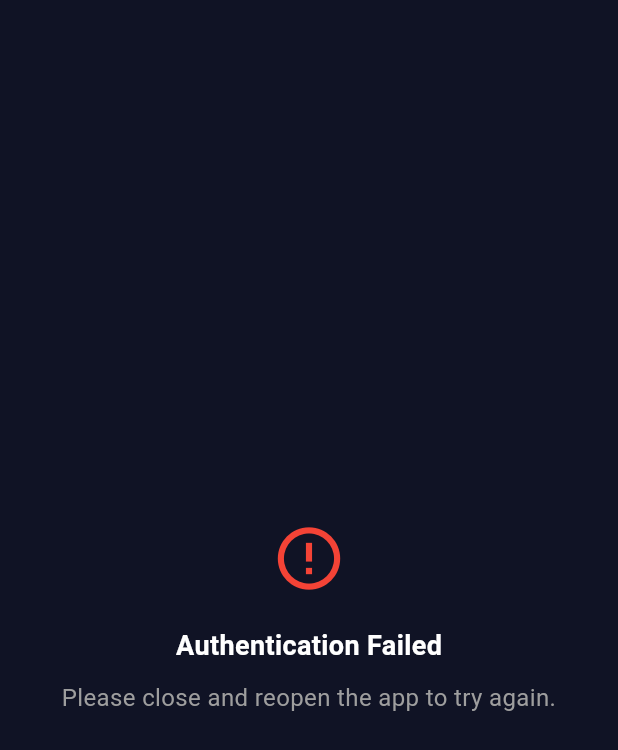
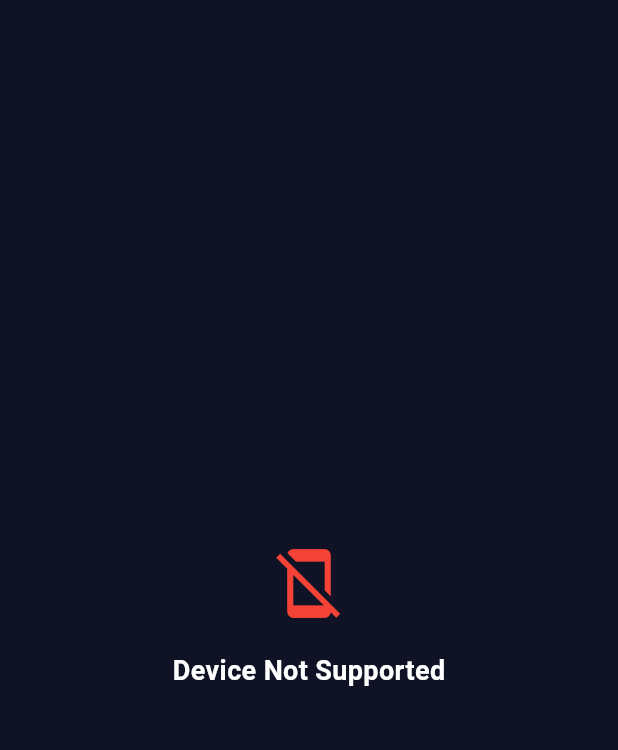
Before and after one commit to DarkoSasanski/FinanceManager, a Flutter app: the screen it shows after launch, on a phone screen of 412 x 824 dp. Shown: the top 750 px of the screen. Run offline on Flutter 3.47's test engine with Material 3 defaults, Android fonts, the phone set to English and light mode, and no system bars; our stand-ins replace connectivity_plus, fl_chart, flutter_colorpicker, flutter_local_notifications, local_auth, permission_handler and 1 more; accounts and stored records are empty.

Commit message:
device is not supported page'

```diff
--- a/lib/main.dart
+++ b/lib/main.dart
@@ -3,6 +3,7 @@ import 'dart:io' as io;
 import 'package:financemanager/helpers/database_helper.dart';
 import 'package:financemanager/pages/authenticationFailedPage.dart';
 import 'package:financemanager/pages/dashboard.dart';
+import 'package:financemanager/pages/deviceIsNotSupportedPage.dart';
 import 'package:financemanager/repositories/category_repository.dart';
 import 'package:flutter/foundation.dart';
 import 'package:flutter/material.dart';
@@ -18,10 +19,15 @@ Future<void> main() async {
   setUpDefaultCategories(databaseHelper);
   runApp(const MyApp());
 
-  if (await authenticateUser()) {
-    runApp(const MyApp());
-  } else {
-    runApp(const AuthenticationFailedPage());
+  if (!await isDeviceSupported()) {
+    runApp(const DeviceIsNotSupportedPage());
+  }
+  else {
+    if (await authenticateUser()) {
+      runApp(const MyApp());
+    } else {
+      runApp(const AuthenticationFailedPage());
+    }
   }
 }
 
@@ -38,6 +44,11 @@ Future<bool> authenticateUser() async {
     }
     return false;
   }
+}
+
+Future<bool> isDeviceSupported() async {
+  final LocalAuthentication auth = LocalAuthentication();
+  return await auth.isDeviceSupported();
 }
 
 Future<void> setUpDefaultCategories(DatabaseHelper databaseHelper) async {
--- /dev/null
+++ b/lib/pages/deviceIsNotSupportedPage.dart
@@ -0,0 +1,38 @@
+import 'package:flutter/material.dart';
+
+class DeviceIsNotSupportedPage extends StatelessWidget {
+  const DeviceIsNotSupportedPage({Key? key}) : super(key: key);
+
+  @override
+  Widget build(BuildContext context) {
+    return const MaterialApp(
+      home: Scaffold(
+        backgroundColor: Color.fromRGBO(16, 19, 37, 1),
+        body: Center(
+          child: Padding(
+            padding: EdgeInsets.all(20.0),
+            child: Column(
+              mainAxisAlignment: MainAxisAlignment.center,
+              children: [
+                Icon(
+                  Icons.mobile_off,
+                  color: Colors.red,
+                  size: 50,
+                ),
+                SizedBox(height: 20),
+                Text(
+                  'Device Not Supported',
+                  style: TextStyle(
+                    fontSize: 18,
+                    fontWeight: FontWeight.bold,
+                    color: Colors.white,
+                  ),
+                ),
+              ],
+            ),
+          ),
+        ),
+      ),
+    );
+  }
+}
```
